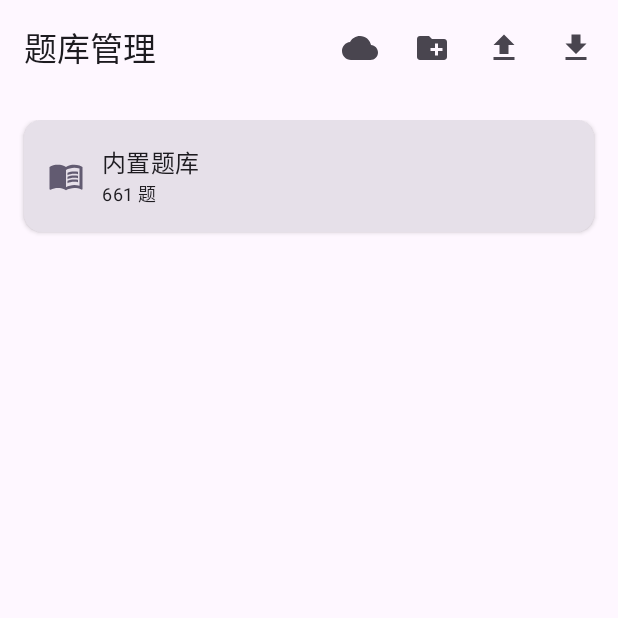
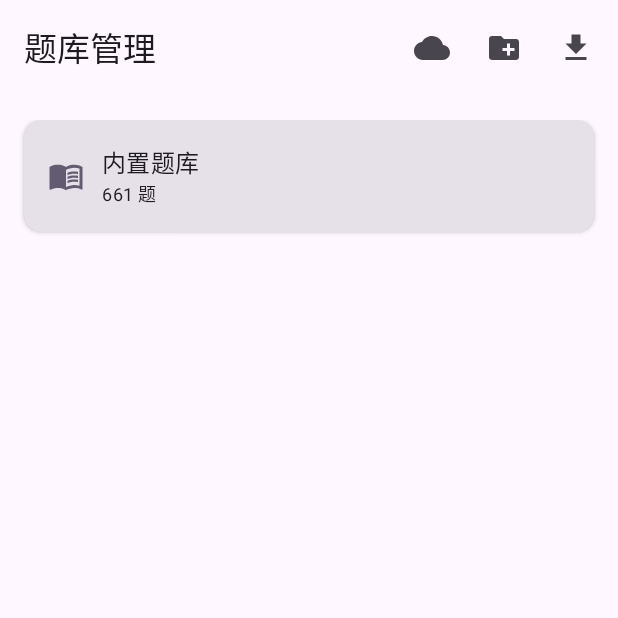
Before and after one commit to psdscsv/FloraMind, an Android app built with Jetpack Compose: the PackageListScreen screen opened through its navigation route, on a phone screen of 412 x 824 dp, the top half of it. Run offline under Robolectric (Android 15) with nearby library versions, the phone set to English and light mode, and no system bars; our stand-ins replace Room's generated code.

Commit message:
隐藏了导出的按钮，因为不需要

```diff
--- a/app/src/main/java/com/psd/floramind/ui/screens/MainScreen.kt
+++ b/app/src/main/java/com/psd/floramind/ui/screens/MainScreen.kt
@@ -24,7 +24,7 @@ import com.psd.floramind.model.network.Announcement
 import com.psd.floramind.repository.ServerRepository
 import kotlinx.coroutines.flow.first
 import kotlinx.coroutines.launch
-
+import androidx.compose.runtime.saveable.rememberSaveable
 @OptIn(ExperimentalLayoutApi::class)
 @Composable
 fun MainScreen(
@@ -32,7 +32,7 @@ fun MainScreen(
     repository: QuestionRepository,
     serverRepository: com.psd.floramind.repository.ServerRepository
 ) {
-    var selectedTab by remember { mutableStateOf(0) }
+    var selectedTab by rememberSaveable { mutableStateOf(0) }
     // ★ 公告状态
     val context = LocalContext.current
     val dataStore = remember { DataStoreManager(context) }
--- a/app/src/main/java/com/psd/floramind/ui/screens/PackageListScreen.kt
+++ b/app/src/main/java/com/psd/floramind/ui/screens/PackageListScreen.kt
@@ -134,13 +134,17 @@ fun PackageListScreen(
                     IconButton(onClick = { newFolderName = ""; showCreateFolder = true }) {
                         Icon(Icons.Default.CreateNewFolder, "新建文件夹")
                     }
+                    // ★ 导入：文件进入 App → FileDownload
                     IconButton(onClick = { showImport = true }) {
-                        Icon(Icons.Default.FileUpload, "导入")
+                        Icon(Icons.Default.FileDownload, "导入")
                     }
+                    /*
                     IconButton(onClick = {
                         exportLauncher.launch("题库_${System.currentTimeMillis()}.zip")
-                    }) { Icon(Icons.Default.FileDownload, "导出") }
+                    }) { Icon(Icons.Default.FileUpload, "导出") }
+                    */
                 }
+
             )
         }
     ) { padding ->
```
